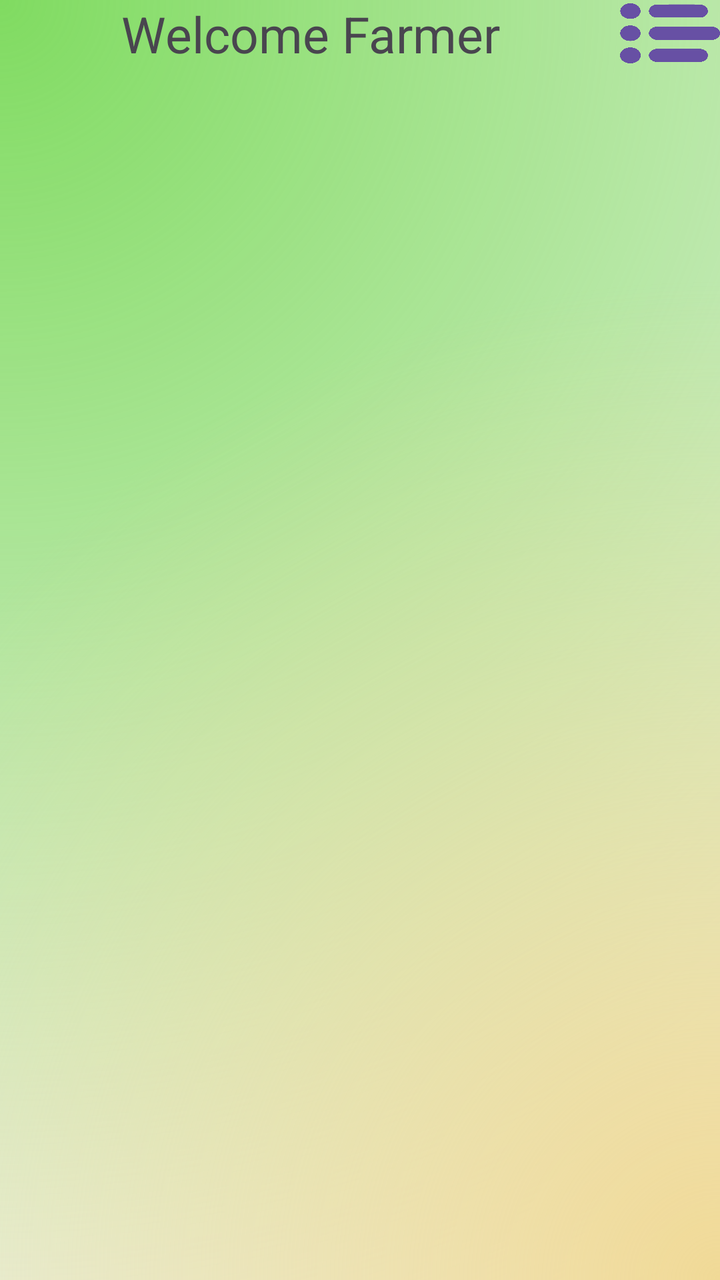
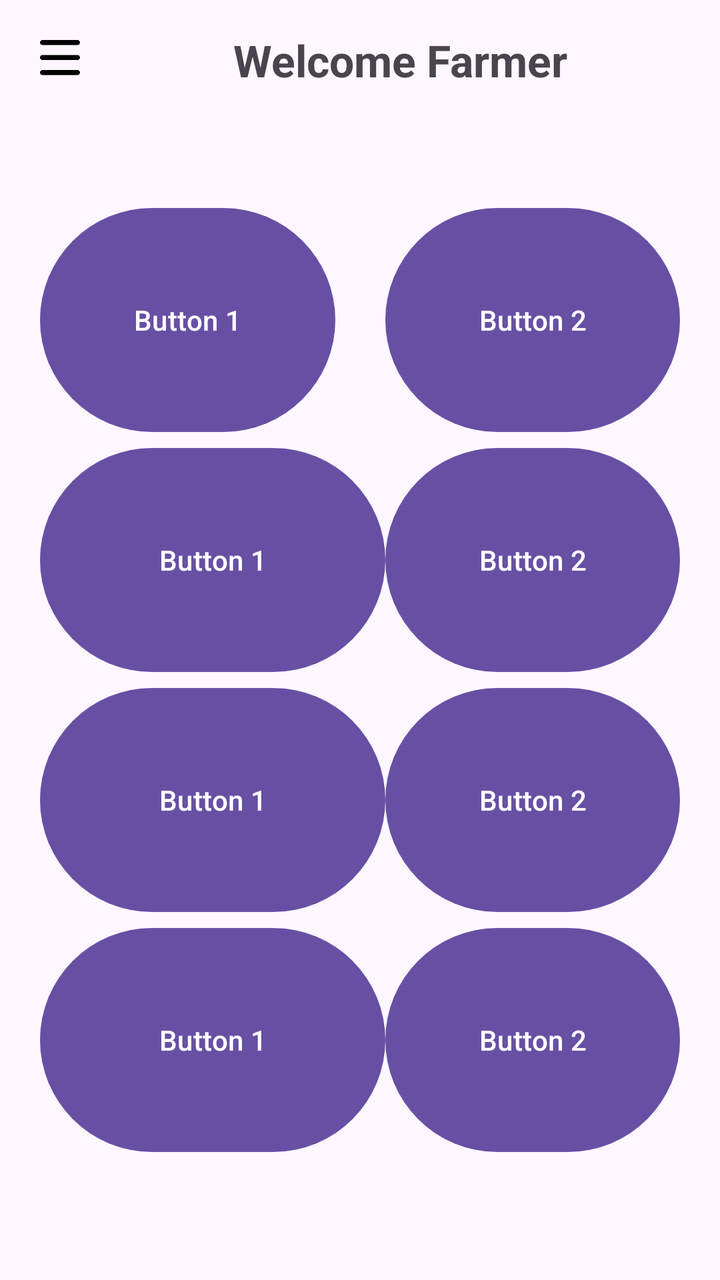

Screens rendered from an Android XML layout before and after an edit, with the pre-edit source and the edit as a unified diff.
<!-- AndroidManifest.xml: application theme Theme.Sakha -->
<!-- res/layout/activity_homepage.xml -->
<androidx.constraintlayout.widget.ConstraintLayout
    xmlns:android="http://schemas.android.com/apk/res/android"
    xmlns:app="http://schemas.android.com/apk/res-auto"
    xmlns:tools="http://schemas.android.com/tools"
    android:layout_width="match_parent"
    android:layout_height="match_parent"
    android:background="@drawable/radiant_bg">

    <LinearLayout
        android:id="@+id/headerLayout"
        android:layout_width="match_parent"
        android:layout_height="80dp"
        android:orientation="horizontal"
        app:layout_constraintTop_toTopOf="parent"
        app:layout_constraintStart_toStartOf="parent"
        app:layout_constraintEnd_toEndOf="parent">

        <TextView
            android:id="@+id/welcomeText"
            android:layout_width="0dp"
            android:layout_height="match_parent"
            android:layout_weight="1"
            android:text="Welcome Farmer"
            android:textAlignment="center"
            android:textSize="25sp"
            android:elevation="5dp" />

        <Button
            android:id="@+id/button"
            android:layout_width="50dp"
            android:layout_height="30dp"
            android:background="@drawable/ham_menu" />
    </LinearLayout>

    <ScrollView
        android:id="@+id/scrollView2"
        android:layout_width="0dp"
        android:layout_height="0dp"
        app:layout_constraintTop_toBottomOf="@id/headerLayout"
        app:layout_constraintStart_toStartOf="parent"
        app:layout_constraintEnd_toEndOf="parent"
        app:layout_constraintBottom_toBottomOf="parent" />

</androidx.constraintlayout.widget.ConstraintLayout>
<!-- resources referenced by this layout -->
<resources>
  <!-- drawable ham_menu: png bitmap (drawable, 33070 bytes) -->
  <!-- drawable radiant_bg (drawable) -->
  <?xml version="1.0" encoding="utf-8"?>
  <layer-list xmlns:android="http://schemas.android.com/apk/res/android">
  
      
      <item>
          <shape android:shape="rectangle">
              <gradient
                  android:type="radial"
                  android:centerX="0.0"
                  android:centerY="0.0"
                  android:gradientRadius="800dp"
                  android:startColor="@color/gradient_green"
                  android:endColor="@android:color/transparent" />
          </shape>
      </item>
  
      
      <item>
          <shape android:shape="rectangle">
              <gradient
                  android:type="radial"
                  android:centerX="1.0"
                  android:centerY="1.0"
                  android:gradientRadius="500dp"
                  android:startColor="@color/radiant_background"
                  android:endColor="@android:color/transparent" />
          </shape>
      </item>
  
  </layer-list>
  <style name="Theme.Sakha" parent="Base.Theme.Sakha" />
  <color name="gradient_green">#80DB61</color>
  <color name="radiant_background">#F0D996</color>
  <style name="Base.Theme.Sakha" parent="Theme.Material3.DayNight.NoActionBar">
          
          
      </style>
</resources>

<!-- the commit's change to res/layout/activity_homepage.xml (unified diff, before → after) -->
@@ -1,44 +1,117 @@
+<?xml version="1.0" encoding="utf-8"?>
 <androidx.constraintlayout.widget.ConstraintLayout
     xmlns:android="http://schemas.android.com/apk/res/android"
     xmlns:app="http://schemas.android.com/apk/res-auto"
-    xmlns:tools="http://schemas.android.com/tools"
     android:layout_width="match_parent"
     android:layout_height="match_parent"
-    android:background="@drawable/radiant_bg">
+    android:padding="10dp">
 
+    
     <LinearLayout
-        android:id="@+id/headerLayout"
-        android:layout_width="match_parent"
-        android:layout_height="80dp"
+        android:id="@+id/topBar"
+        android:layout_width="0dp"
+        android:layout_height="wrap_content"
         android:orientation="horizontal"
+        android:gravity="center_vertical"
         app:layout_constraintTop_toTopOf="parent"
         app:layout_constraintStart_toStartOf="parent"
         app:layout_constraintEnd_toEndOf="parent">
 
+        
+        <ImageButton
+            android:id="@+id/hamMenu"
+            android:layout_width="40dp"
+            android:layout_height="40dp"
+            android:background="@drawable/ham_menu"
+            android:src=""
+            android:contentDescription="@string/ham_menu" />
+
+        
         <TextView
             android:id="@+id/welcomeText"
             android:layout_width="0dp"
-            android:layout_height="match_parent"
+            android:layout_height="wrap_content"
             android:layout_weight="1"
+            android:gravity="center"
             android:text="Welcome Farmer"
-            android:textAlignment="center"
-            android:textSize="25sp"
-            android:elevation="5dp" />
+            android:textSize="22sp"
+            android:textStyle="bold" />
+    </LinearLayout>
+
+    
+    <GridLayout
+        android:id="@+id/buttonGrid"
+        android:layout_width="0dp"
+        android:layout_height="0dp"
+        android:layout_marginTop="50dp"
+        android:layout_marginBottom="50dp"
+        android:layout_marginHorizontal="10dp"
+        android:rowCount="8"
+        android:columnCount="2"
+        android:orientation="horizontal"
+        app:layout_constraintTop_toBottomOf="@id/topBar"
+        app:layout_constraintStart_toStartOf="parent"
+        app:layout_constraintEnd_toEndOf="parent"
+        app:layout_constraintBottom_toBottomOf="parent">
+
+        
+        <Button
+            android:layout_width="0dp"
+            android:layout_height="0dp"
+            android:layout_rowWeight="1"
+            android:layout_columnWeight="1"
+            android:layout_marginEnd="25"
+            android:text="Button 1" />
 
         <Button
-            android:id="@+id/button"
-            android:layout_width="50dp"
-            android:layout_height="30dp"
-            android:background="@drawable/ham_menu" />
-    </LinearLayout>
+            android:layout_width="0dp"
+            android:layout_height="0dp"
+            android:layout_rowWeight="1"
+            android:layout_columnWeight="1"
+            android:text="Button 2" />
 
-    <ScrollView
-        android:id="@+id/scrollView2"
-        android:layout_width="0dp"
-        android:layout_height="0dp"
-        app:layout_constraintTop_toBottomOf="@id/headerLayout"
-        app:layout_constraintStart_toStartOf="parent"
-        app:layout_constraintEnd_toEndOf="parent"
-        app:layout_constraintBottom_toBottomOf="parent" />
+        <Button
+            android:layout_width="0dp"
+            android:layout_height="0dp"
+            android:layout_rowWeight="1"
+            android:layout_columnWeight="1"
+            android:text="Button 1" />
+
+        <Button
+            android:layout_width="0dp"
+            android:layout_height="0dp"
+            android:layout_rowWeight="1"
+            android:layout_columnWeight="1"
+            android:text="Button 2" />
+
+        <Button
+            android:layout_width="0dp"
+            android:layout_height="0dp"
+            android:layout_rowWeight="1"
+            android:layout_columnWeight="1"
+            android:text="Button 1" />
+
+        <Button
+            android:layout_width="0dp"
+            android:layout_height="0dp"
+            android:layout_rowWeight="1"
+            android:layout_columnWeight="1"
+            android:text="Button 2" />
+
+        <Button
+            android:layout_width="0dp"
+            android:layout_height="0dp"
+            android:layout_rowWeight="1"
+            android:layout_columnWeight="1"
+            android:text="Button 1" />
+
+        <Button
+            android:layout_width="0dp"
+            android:layout_height="0dp"
+            android:layout_rowWeight="1"
+            android:layout_columnWeight="1"
+            android:text="Button 2" />
+
+    </GridLayout>
 
 </androidx.constraintlayout.widget.ConstraintLayout>
<!-- resource entries referenced after the edit -->
@@ -1,40 +1,8 @@
 <!-- resources referenced by this layout -->
 <resources>
-  <!-- drawable ham_menu: png bitmap (drawable, 33070 bytes) -->
-  <!-- drawable radiant_bg (drawable) -->
-  <?xml version="1.0" encoding="utf-8"?>
-  <layer-list xmlns:android="http://schemas.android.com/apk/res/android">
-  
-      
-      <item>
-          <shape android:shape="rectangle">
-              <gradient
-                  android:type="radial"
-                  android:centerX="0.0"
-                  android:centerY="0.0"
-                  android:gradientRadius="800dp"
-                  android:startColor="@color/gradient_green"
-                  android:endColor="@android:color/transparent" />
-          </shape>
-      </item>
-  
-      
-      <item>
-          <shape android:shape="rectangle">
-              <gradient
-                  android:type="radial"
-                  android:centerX="1.0"
-                  android:centerY="1.0"
-                  android:gradientRadius="500dp"
-                  android:startColor="@color/radiant_background"
-                  android:endColor="@android:color/transparent" />
-          </shape>
-      </item>
-  
-  </layer-list>
+  <!-- drawable ham_menu: png bitmap (drawable, 3107 bytes) -->
+  <string name="ham_menu">hamburger menu</string>
   <style name="Theme.Sakha" parent="Base.Theme.Sakha" />
-  <color name="gradient_green">#80DB61</color>
-  <color name="radiant_background">#F0D996</color>
   <style name="Base.Theme.Sakha" parent="Theme.Material3.DayNight.NoActionBar">
           
           
